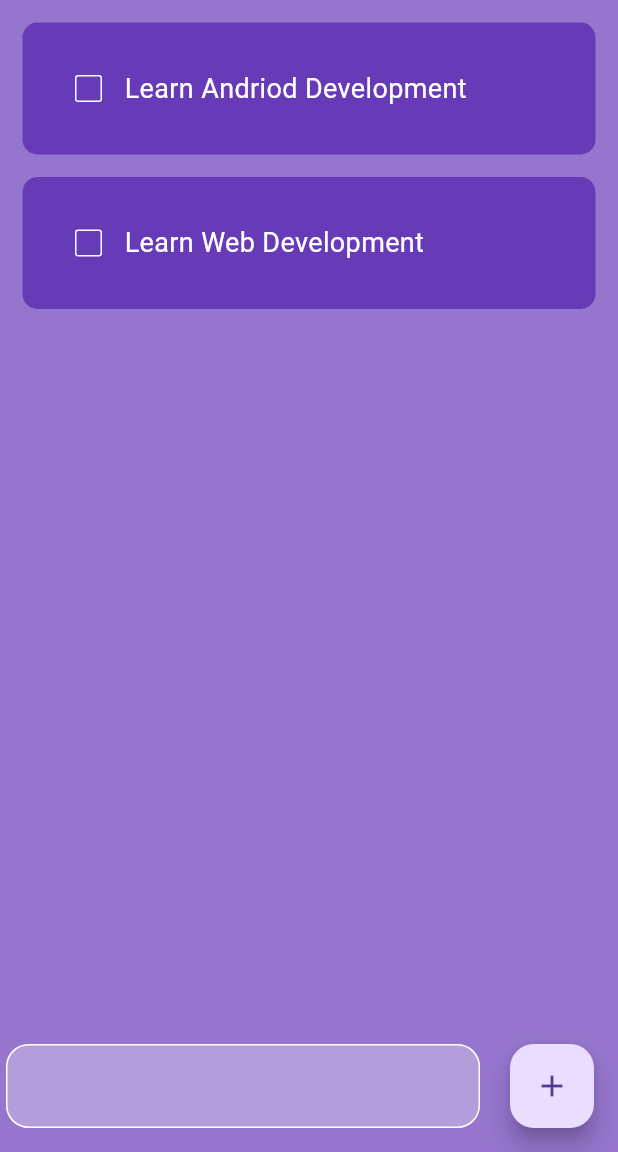
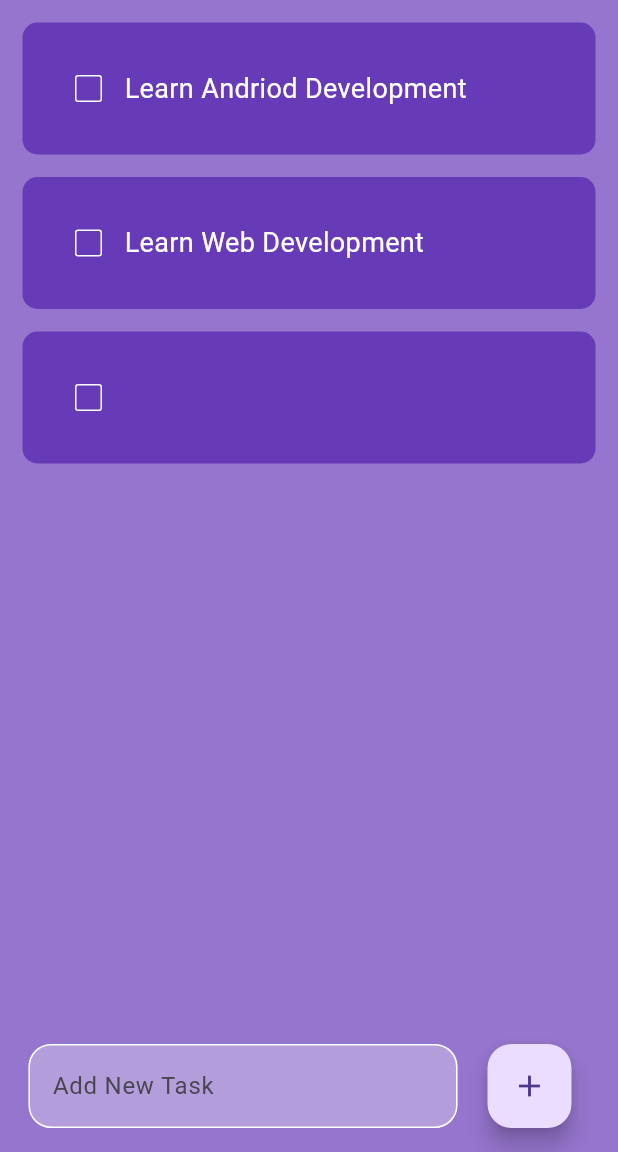
Before and after one commit to Juno-whut/flutter_todo_app, a Flutter app: the screen it shows after launch, after a tap on the "add" icon, on a phone screen of 412 x 824 dp, the part 84-1236 px from its top. Run offline on Flutter 3.47's test engine with Material 3 defaults, Android fonts, the phone set to English and light mode, and no system bars; drawn by our look-alikes of flutter_slidable.

Commit message:
added some small UI changes, added hint to text bar, made it so that you can add todos, made the todos slidable to reval the delete button for the todo, since its a list view its kinda scrollable but if you have to many to dos you cant see the most recent 1, also probably last commit

```diff
--- a/lib/pages/homepage.dart
+++ b/lib/pages/homepage.dart
@@ -9,6 +9,8 @@ class Homepage extends StatefulWidget {
 }
 
 class _HomepageState extends State<Homepage> {
+
+    final _controller = TextEditingController();
     List todolist = [
       ['Learn Andriod Development', false],
       ['Learn Web Development', false],
@@ -17,6 +19,19 @@ class _HomepageState extends State<Homepage> {
     void checkboxChanged(int index) {
       setState(() {
         todolist[index][1] = !todolist[index][1];
+      });
+    }
+
+    void saveNewTask() {
+      setState(() {
+        todolist.add([_controller.text, false]);
+        _controller.clear();
+      });
+    }
+
+    void deleteTask(int index) {
+      setState(() {
+        todolist.removeAt(index);
       });
     }
 
@@ -34,14 +49,19 @@ class _HomepageState extends State<Homepage> {
             taskName: todolist[index][0],
             taskCompleted: todolist[index][1],
             onChanged: (value) => checkboxChanged(index),
+            deleteFunction: (value) => deleteTask(index),
           );
         }),
-        floatingActionButton: Row(
+        floatingActionButton: Padding(
+          padding: const EdgeInsets.symmetric(horizontal: 15),
+          child: Row(
             children: [
               Expanded(child: Padding(
                 padding: const EdgeInsets.symmetric(horizontal: 20),
                 child: TextField(
+                  controller: _controller,
                   decoration: InputDecoration(
+                    hintText: 'Add New Task',
                     filled: true,
                     fillColor: Colors.deepPurple.shade200,
                     enabledBorder: OutlineInputBorder(
@@ -56,11 +76,12 @@ class _HomepageState extends State<Homepage> {
                 ),
               )),
               FloatingActionButton(
-              onPressed: () {},
+                onPressed: saveNewTask,
                 child: const Icon(Icons.add),
               ),
             ],
           ),
+        ),
       );
     }
 }
--- a/lib/utlis/todolist.dart
+++ b/lib/utlis/todolist.dart
@@ -1,11 +1,13 @@
+import 'package:flutter_slidable/flutter_slidable.dart';
 import 'package:flutter/material.dart';
 
 class TodoList extends StatelessWidget {
-  const TodoList({super.key, required this.taskName, required this.taskCompleted, this.onChanged});
+  const TodoList({super.key, required this.taskName, required this.taskCompleted, required this.onChanged, required this.deleteFunction});
 
 final String taskName;
 final bool taskCompleted;
 final Function(bool?)? onChanged;
+final Function(BuildContext)? deleteFunction;
 
   @override
   Widget build(BuildContext context) {
@@ -15,6 +17,18 @@ final Function(bool?)? onChanged;
         left:15,
         right:15,
         bottom:0
+        ),
+      child: Slidable(
+        endActionPane: ActionPane(
+          motion: const StretchMotion(),
+          children: [
+            SlidableAction(
+              onPressed: deleteFunction,
+              icon: Icons.delete,
+              backgroundColor: Colors.red.shade500,
+              borderRadius: BorderRadius.circular(15),
+            )
+          ]
           ),
         child: Container(
           padding: const EdgeInsets.all(20),
@@ -45,6 +59,7 @@ final Function(bool?)? onChanged;
             ],
           )
         ),
+      ),
     );
   }
 }
--- a/pubspec.yaml
+++ b/pubspec.yaml
@@ -35,6 +35,7 @@ dependencies:
   # The following adds the Cupertino Icons font to your application.
   # Use with the CupertinoIcons class for iOS style icons.
   cupertino_icons: ^1.0.8
+  flutter_slidable: ^3.1.1
 
 dev_dependencies:
   flutter_test:
```
Also changed, not shown: pubspec.lock. Lines whose indentation alone changed are shown as unchanged.
